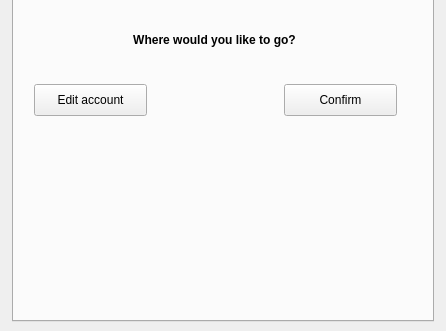
This is SPARK/Spatial_decision_making_Freek_Bas/spark_dockwidget_base.ui in basvantol/2017_Group13_Spark as Qt 5 draws it before an edit; both pictures show x 0 to 446 and y 386 to 717 of the 446 by 717 pixel window. The edited form follows.
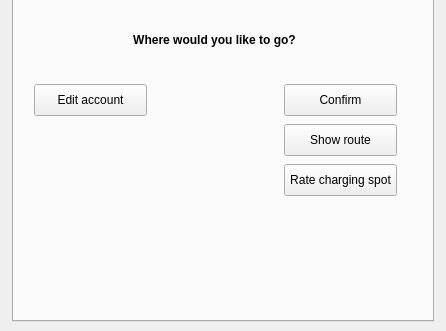
This is the edited form. The open tabs and pages were chosen to show the change.

The edit to the form file:
```diff
--- a/SPARK/Spatial_decision_making_Freek_Bas/spark_dockwidget_base.ui
+++ b/SPARK/Spatial_decision_making_Freek_Bas/spark_dockwidget_base.ui
@@ -615,6 +615,56 @@
          <string>Edit account</string>
         </property>
        </widget>
+       <widget class="QPushButton" name="ConfirmButtonDestination_2">
+        <property name="geometry">
+         <rect>
+          <x>270</x>
+          <y>170</y>
+          <width>113</width>
+          <height>32</height>
+         </rect>
+        </property>
+        <property name="minimumSize">
+         <size>
+          <width>113</width>
+          <height>32</height>
+         </size>
+        </property>
+        <property name="maximumSize">
+         <size>
+          <width>113</width>
+          <height>32</height>
+         </size>
+        </property>
+        <property name="text">
+         <string>Show route</string>
+        </property>
+       </widget>
+       <widget class="QPushButton" name="ConfirmButtonDestination_3">
+        <property name="geometry">
+         <rect>
+          <x>270</x>
+          <y>210</y>
+          <width>113</width>
+          <height>32</height>
+         </rect>
+        </property>
+        <property name="minimumSize">
+         <size>
+          <width>113</width>
+          <height>32</height>
+         </size>
+        </property>
+        <property name="maximumSize">
+         <size>
+          <width>113</width>
+          <height>32</height>
+         </size>
+        </property>
+        <property name="text">
+         <string>Rate charging spot</string>
+        </property>
+       </widget>
       </widget>
       <widget class="QWidget" name="TabRating">
        <attribute name="title">
```
Left out of the diff: 2 changed lines with no effect on the pictures.
